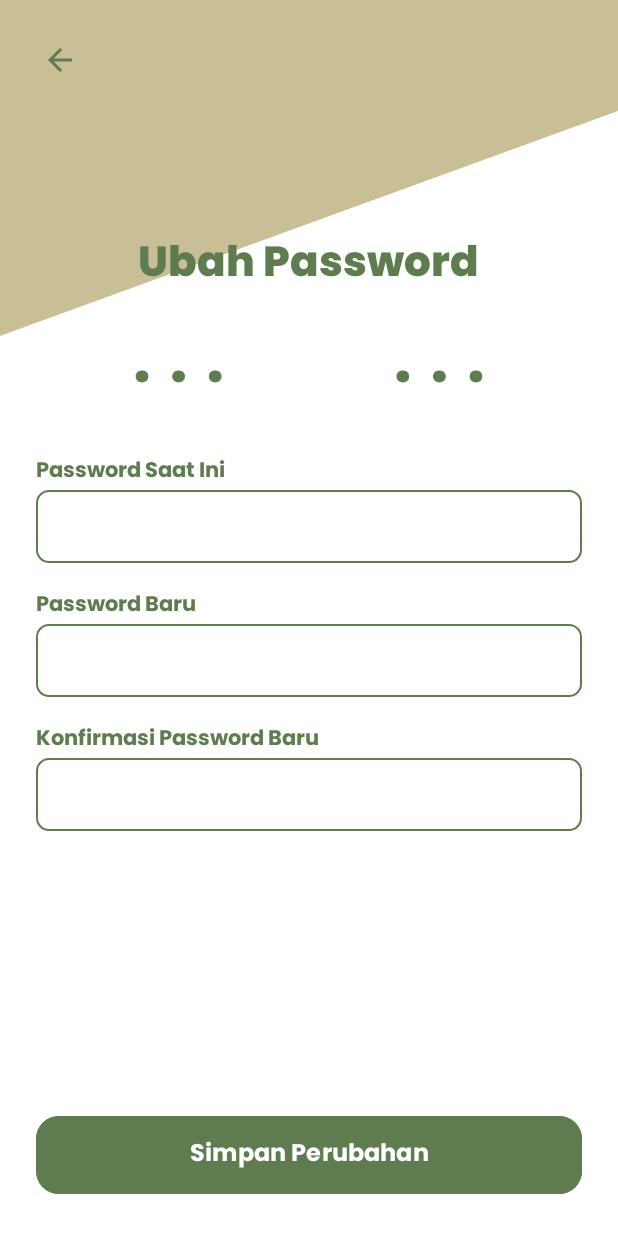
After one commit to xebec51/GestureLearn, an Android app: the ChangePasswordActivity screen opened directly, with no data from a screen before it, on a phone screen of 412 x 824 dp. The commit adds this screen. Shown: the top 1233 px of the screen. Run offline under Robolectric (Android 15) with nearby library versions, the phone set to English and light mode, and no system bars.

Commit message:
feat(profile): Implement change password and improve UI
Adds a secure way for users to change their account password and enhances the profile UI.

- Creates ChangePasswordActivity with fields for current, new, and confirmation passwords.

- Implements validation logic to verify the current password and confirm the new passwords match.

- Adds an updatePassword method to DatabaseHelper to save the new password.

- Styles the Logout button in the profile fragment to be red for better visual warning.

```diff
--- a/GestureLearn/app/src/main/AndroidManifest.xml
+++ b/GestureLearn/app/src/main/AndroidManifest.xml
@@ -14,6 +14,9 @@
         android:supportsRtl="true"
         android:theme="@style/Theme.GestureLearn"
         tools:targetApi="31">
+        <activity
+            android:name=".activity.ChangePasswordActivity"
+            android:exported="false" />
         <activity
             android:name=".activity.EditProfileActivity"
             android:exported="false" />
--- /dev/null
+++ b/GestureLearn/app/src/main/java/com/example/gesturelearn/activity/ChangePasswordActivity.java
@@ -0,0 +1,75 @@
+package com.example.gesturelearn.activity;
+
+import android.os.Bundle;
+import android.widget.Button;
+import android.widget.EditText;
+import android.widget.ImageButton;
+import android.widget.Toast;
+
+import androidx.appcompat.app.AppCompatActivity;
+
+import com.example.gesturelearn.R;
+import com.example.gesturelearn.data.DatabaseHelper;
+
+public class ChangePasswordActivity extends AppCompatActivity {
+
+    private EditText etCurrentPassword, etNewPassword, etConfirmNewPassword;
+    private Button btnSavePassword;
+    private ImageButton btnBack;
+    private DatabaseHelper databaseHelper;
+    private String userEmail;
+
+    @Override
+    protected void onCreate(Bundle savedInstanceState) {
+        super.onCreate(savedInstanceState);
+        setContentView(R.layout.activity_change_password);
+
+        databaseHelper = new DatabaseHelper(this);
+
+        // Inisialisasi Views
+        etCurrentPassword = findViewById(R.id.et_current_password);
+        etNewPassword = findViewById(R.id.et_new_password);
+        etConfirmNewPassword = findViewById(R.id.et_confirm_new_password);
+        btnSavePassword = findViewById(R.id.btn_save_password);
+        btnBack = findViewById(R.id.btn_back);
+
+        // Ambil email dari intent
+        userEmail = getIntent().getStringExtra("USER_EMAIL");
+
+        // Listener
+        btnBack.setOnClickListener(v -> finish());
+        btnSavePassword.setOnClickListener(v -> updatePassword());
+    }
+
+    private void updatePassword() {
+        String currentPassword = etCurrentPassword.getText().toString().trim();
+        String newPassword = etNewPassword.getText().toString().trim();
+        String confirmNewPassword = etConfirmNewPassword.getText().toString().trim();
+
+        // Validasi input
+        if (currentPassword.isEmpty() || newPassword.isEmpty() || confirmNewPassword.isEmpty()) {
+            Toast.makeText(this, "Semua kolom harus diisi", Toast.LENGTH_SHORT).show();
+            return;
+        }
+
+        if (!newPassword.equals(confirmNewPassword)) {
+            Toast.makeText(this, "Password baru tidak cocok", Toast.LENGTH_SHORT).show();
+            return;
+        }
+
+        // Verifikasi password saat ini
+        if (userEmail != null && databaseHelper.checkUser(userEmail, currentPassword)) {
+            // Jika password saat ini benar, update ke password baru
+            boolean isUpdated = databaseHelper.updatePassword(userEmail, newPassword);
+            if (isUpdated) {
+                Toast.makeText(this, "Password berhasil diperbarui", Toast.LENGTH_SHORT).show();
+                finish(); // Kembali ke halaman profil
+            } else {
+                Toast.makeText(this, "Gagal memperbarui password", Toast.LENGTH_SHORT).show();
+            }
+        } else {
+            // Jika password saat ini salah
+            Toast.makeText(this, "Password saat ini salah", Toast.LENGTH_SHORT).show();
+        }
+    }
+}
--- /dev/null
+++ b/GestureLearn/app/src/main/res/layout/activity_change_password.xml
@@ -0,0 +1,117 @@
+<?xml version="1.0" encoding="utf-8"?>
+<androidx.constraintlayout.widget.ConstraintLayout xmlns:android="http://schemas.android.com/apk/res/android"
+    xmlns:app="http://schemas.android.com/apk/res-auto"
+    xmlns:tools="http://schemas.android.com/tools"
+    android:id="@+id/main"
+    android:layout_width="match_parent"
+    android:layout_height="match_parent"
+    android:background="@color/white"
+    tools:context=".activity.ChangePasswordActivity">
+
+    <ImageView
+        android:id="@+id/iv_background"
+        android:layout_width="match_parent"
+        android:layout_height="270dp"
+        android:scaleType="centerCrop"
+        android:src="@drawable/img_profile_background"
+        app:layout_constraintTop_toTopOf="parent" />
+
+    <ImageButton
+        android:id="@+id/btn_back"
+        android:layout_width="48dp"
+        android:layout_height="48dp"
+        android:layout_marginStart="16dp"
+        android:layout_marginTop="16dp"
+        android:background="?attr/selectableItemBackgroundBorderless"
+        android:src="@drawable/ic_arrow_back"
+        app:layout_constraintStart_toStartOf="parent"
+        app:layout_constraintTop_toTopOf="parent"
+        app:tint="@color/green" />
+
+    <TextView
+        android:id="@+id/tv_title"
+        android:layout_width="wrap_content"
+        android:layout_height="wrap_content"
+        android:layout_marginTop="152dp"
+        android:fontFamily="@font/poppins_extrabold"
+        android:text="Ubah Password"
+        android:textColor="@color/green"
+        android:textSize="28sp"
+        app:layout_constraintEnd_toEndOf="parent"
+        app:layout_constraintHorizontal_bias="0.497"
+        app:layout_constraintStart_toStartOf="parent"
+        app:layout_constraintTop_toTopOf="parent" />
+
+    <LinearLayout
+        android:layout_width="0dp"
+        android:layout_height="wrap_content"
+        android:orientation="vertical"
+        android:layout_marginHorizontal="24dp"
+        android:layout_marginTop="32dp"
+        app:layout_constraintTop_toBottomOf="@id/iv_background"
+        app:layout_constraintStart_toStartOf="parent"
+        app:layout_constraintEnd_toEndOf="parent">
+
+        <TextView
+            android:layout_width="wrap_content"
+            android:layout_height="wrap_content"
+            android:fontFamily="@font/poppins_bold"
+            android:text="Password Saat Ini"
+            android:textColor="@color/green"/>
+        <EditText
+            android:id="@+id/et_current_password"
+            android:layout_width="match_parent"
+            android:layout_height="wrap_content"
+            android:inputType="textPassword"
+            android:background="@drawable/shape_green_border2"
+            android:padding="12dp"/>
+
+        <TextView
+            android:layout_width="wrap_content"
+            android:layout_height="wrap_content"
+            android:layout_marginTop="16dp"
+            android:fontFamily="@font/poppins_bold"
+            android:text="Password Baru"
+            android:textColor="@color/green"/>
+        <EditText
+            android:id="@+id/et_new_password"
+            android:layout_width="match_parent"
+            android:layout_height="wrap_content"
+            android:inputType="textPassword"
+            android:background="@drawable/shape_green_border2"
+            android:padding="12dp"/>
+
+        <TextView
+            android:layout_width="wrap_content"
+            android:layout_height="wrap_content"
+            android:layout_marginTop="16dp"
+            android:fontFamily="@font/poppins_bold"
+            android:text="Konfirmasi Password Baru"
+            android:textColor="@color/green"/>
+        <EditText
+            android:id="@+id/et_confirm_new_password"
+            android:layout_width="match_parent"
+            android:layout_height="wrap_content"
+            android:inputType="textPassword"
+            android:background="@drawable/shape_green_border2"
+            android:padding="12dp"/>
+    </LinearLayout>
+
+    <Button
+        android:id="@+id/btn_save_password"
+        android:layout_width="0dp"
+        android:layout_height="wrap_content"
+        android:layout_marginHorizontal="24dp"
+        android:layout_marginBottom="24dp"
+        android:backgroundTint="@color/green"
+        android:fontFamily="@font/poppins_bold"
+        android:paddingVertical="12dp"
+        android:text="Simpan Perubahan"
+        android:textColor="@color/white"
+        android:textSize="16sp"
+        app:cornerRadius="15dp"
+        app:layout_constraintBottom_toBottomOf="parent"
+        app:layout_constraintEnd_toEndOf="parent"
+        app:layout_constraintStart_toStartOf="parent" />
+
+</androidx.constraintlayout.widget.ConstraintLayout>
```
Also changed, not shown: GestureLearn/app/src/main/java/com/example/gesturelearn/activity/fragment/ProfileFragment.java (+9 -1 lines), GestureLearn/app/src/main/java/com/example/gesturelearn/data/DatabaseHelper.java (+11 -0 lines), GestureLearn/app/src/main/res/layout/fragment_profile.xml (+34 -17 lines).
